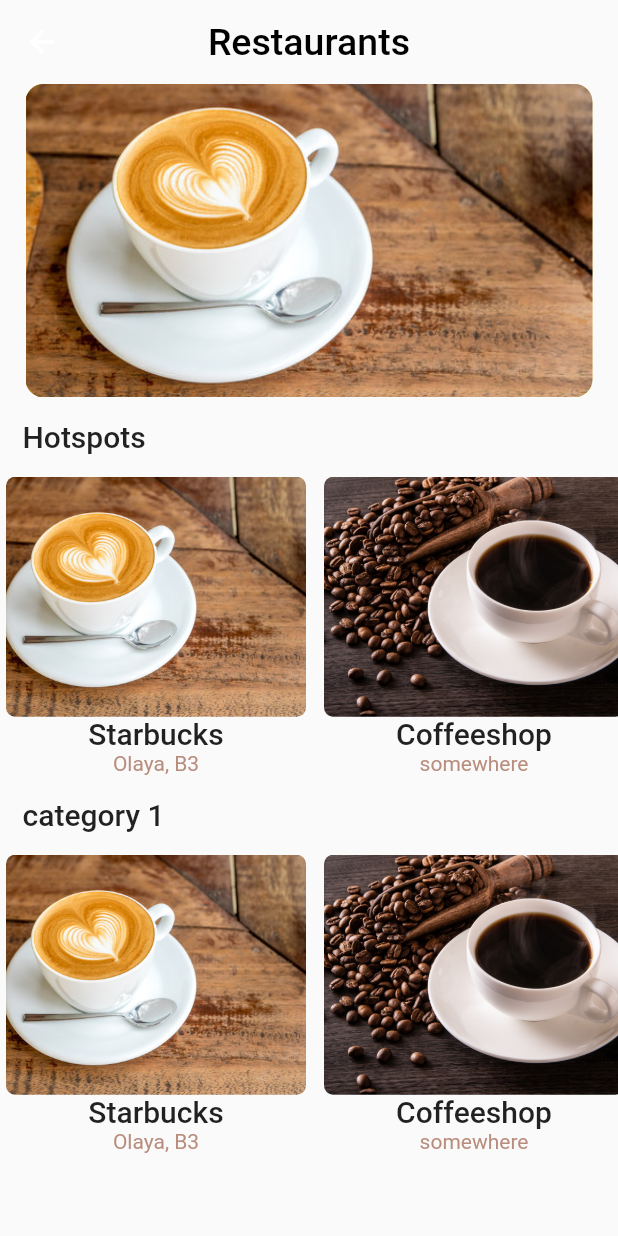
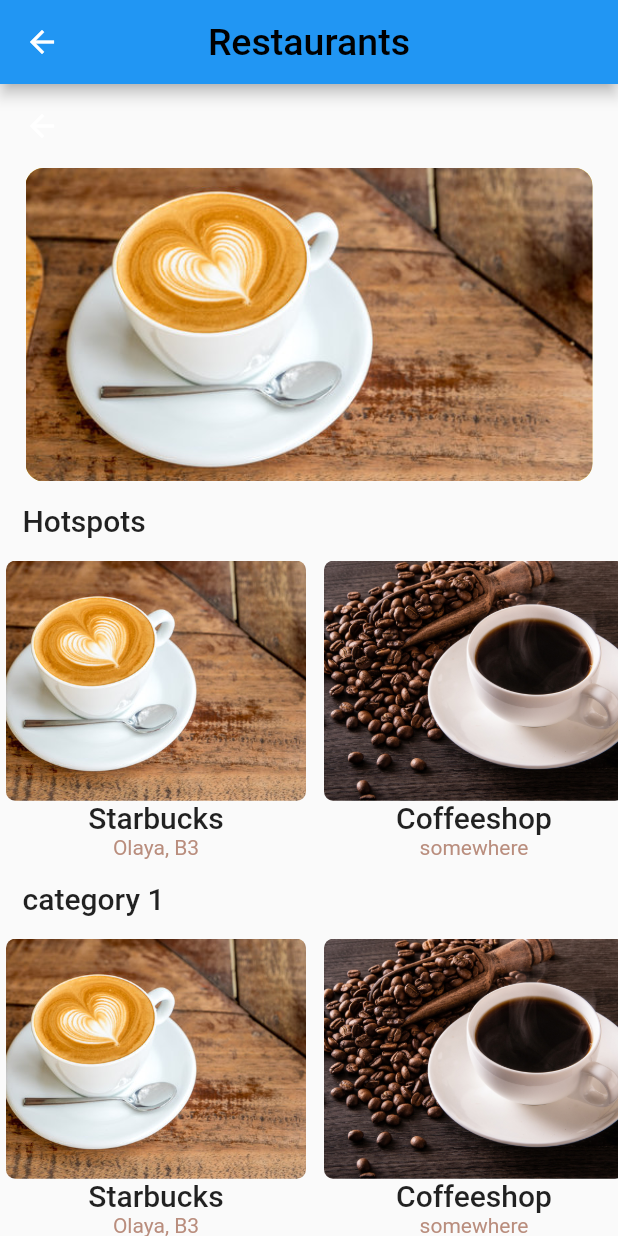
Before and after one commit to YousifT/Nomad_Application, a Flutter app: the screen it shows after launch, scrolled down 281 dp, after a tap on the "add box" icon, on a phone screen of 412 x 824 dp. Run offline on Flutter 3.47's test engine with Material 2 defaults, Android fonts, the phone set to English and light mode, and no system bars; our stand-ins replace carousel_slider, cloud_firestore, firebase_auth, firebase_core, location; accounts and stored records are empty; statements that could not run were skipped.

Commit message:
fixes for presentation

```diff
--- a/nomad/lib/Pages/Category_page.dart
+++ b/nomad/lib/Pages/Category_page.dart
@@ -33,6 +33,14 @@ class CategoryPage extends StatelessWidget {
   @override
   Widget build(BuildContext context) {
     return Scaffold(
+      appBar: AppBar(
+        title: Text(Category.toString(),
+            style: TextStyle(
+              color: Colors.black,
+              fontSize: 25,
+            )),
+        centerTitle: true,
+      ),
       body: CustomScrollView(
         slivers: [
           SliverAppBar(
@@ -41,13 +49,13 @@ class CategoryPage extends StatelessWidget {
             elevation: 0,
             title: Column(
               children: [
-                Text(
-                  Category.toString(),
-                  style: TextStyle(
-                    color: Colors.black,
-                    fontSize: 25,
-                  ),
-                )
+                //Text(
+                //Category.toString(),
+                //style: TextStyle(
+                //color: Colors.black,
+                //fontSize: 25,
+                //),
+                //)
               ],
             ),
           ),
--- a/nomad/lib/Pages/Home_page.dart
+++ b/nomad/lib/Pages/Home_page.dart
@@ -26,11 +26,11 @@ List<String> imgLinks = [
 // TopRatedThree should be replaced by a method that connects to the Database and gets the relevant data
 topRatedThree(String table) {
   if (table == "Events")
-    return ["aaa", "bbb", "ccc"];
+    return ["Event_1", "Event_2", "Event_3"];
   else if (table == "Restaurants")
-    return ["ddd", "eee", "fff"];
+    return ["Restaurant_1", "Restaurant_2", "Restaurant_3"];
   else
-    return ["ggg", "hhh", "iii"];
+    return ["Cafe_1", "Cafe_2", "Cafe_3"];
 }
 
 class _MyHomePageState extends State<MyHomePage> {
--- a/nomad/lib/Pages/Login page.dart
+++ b/nomad/lib/Pages/Login page.dart
@@ -44,12 +44,11 @@ class _MyStatefulWidgetState extends State<MyStatefulWidget> {
         password: passwordController.text.trim(),
       );
       global_LoggedIn = true;
-
       Navigator.pushReplacement(
           context, MaterialPageRoute(builder: (context) => MyHomePage()));
     } on FirebaseAuthException catch (e) {
       // TO-DO
-      // Replace these with pop up notifications for the user, when the user enters a wrong username or password
+      // Replace print statements with pop up notifications for the user, when the user enters a wrong username or password
 
       if (e.code == 'user-not-found') {
         print('No user found for that email.');
@@ -60,7 +59,8 @@ class _MyStatefulWidgetState extends State<MyStatefulWidget> {
   }
 
   void opensignupscreen() {
-    Navigator.of(context).pushReplacementNamed('signupscreen');
+    Navigator.push(
+        context, MaterialPageRoute(builder: (context) => Mysginuppage()));
   }
 
   @override
--- a/nomad/lib/Pages/Sginup page.dart
+++ b/nomad/lib/Pages/Sginup page.dart
@@ -16,6 +16,7 @@ class Mysginuppage extends StatelessWidget {
   @override
   Widget build(BuildContext context) {
     return MaterialApp(
+      debugShowCheckedModeBanner: false,
       home: Scaffold(
         body: const MyStatefulWidget(),
       ),
```
